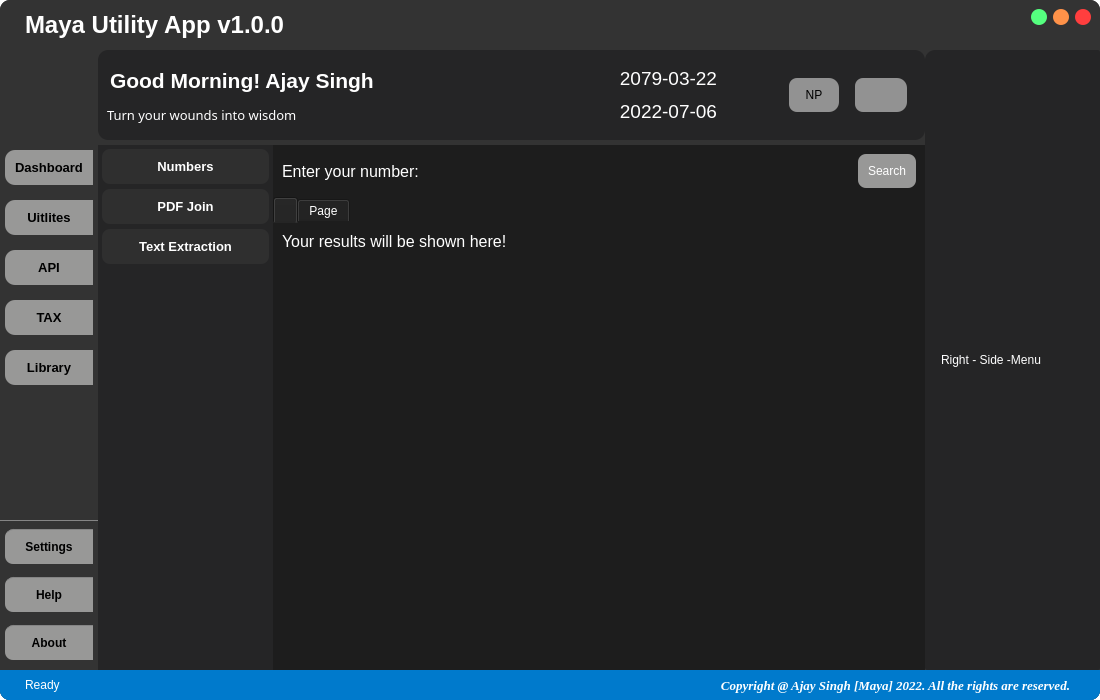
mentormaya/Maya-Utility-App, file assets/UI/Interface.ui: the form before one commit.
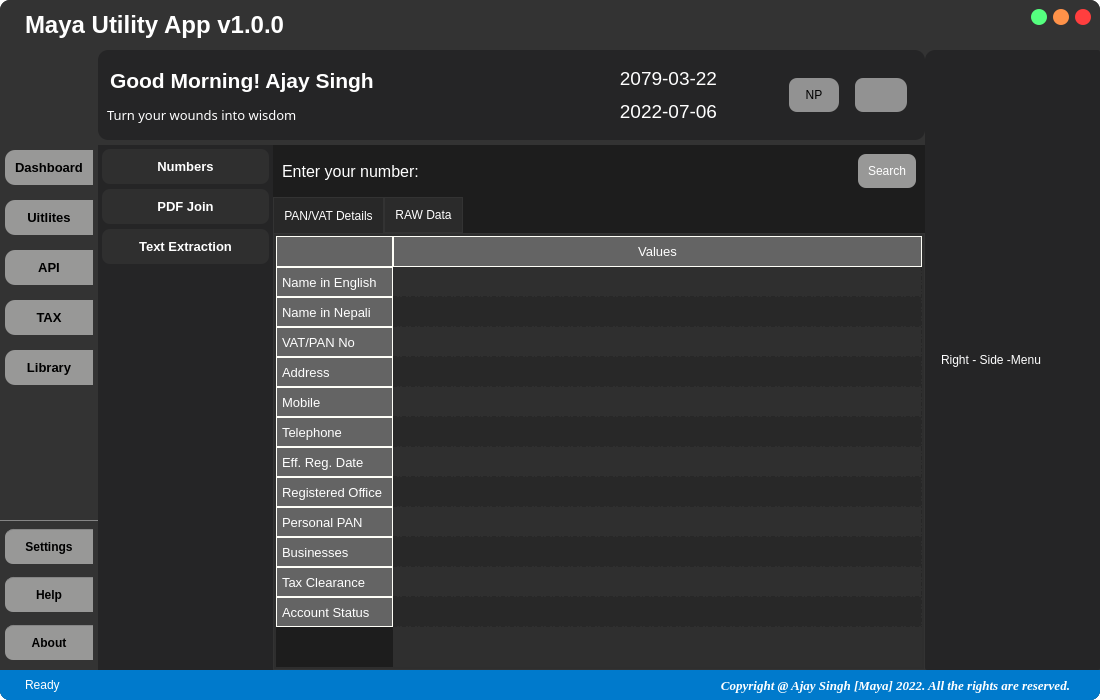
The form after the commit. Icons and pictures are not drawn.

```diff
--- a/assets/UI/Interface.ui
+++ b/assets/UI/Interface.ui
@@ -1546,12 +1546,37 @@
                  </item>
                  <item>
                   <widget class="QTabWidget" name="pan_output">
+                   <property name="cursor">
+                    <cursorShape>PointingHandCursor</cursorShape>
+                   </property>
+                   <property name="styleSheet">
+                    <string notr="true">QTabWidget::pane {
+    border: 1px solid rgb(51, 51, 51);
+  	padding: 2px;
+	background-color: rgba(51, 51, 51,200);
+} 
+
+QTabBar::tab {
+	background-color: rgba(47, 47, 47,200);
+ 	border: 1px solid rgb(51, 51, 51);
+	padding: 10px;
+} 
+
+QTabBar::tab:selected { 
+   background-color: rgba(47, 47, 47,150);
+  margin-bottom: -1px; 
+}
+
+QTabBar::tab:hover { 
+   background-color: rgba(47, 47, 47,150);
+}</string>
+                   </property>
                    <property name="currentIndex">
                     <number>0</number>
                    </property>
                    <widget class="QWidget" name="pan_table_output_page" native="true">
                     <attribute name="title">
-                     <string/>
+                     <string>PAN/VAT Details</string>
                     </attribute>
                     <layout class="QVBoxLayout" name="verticalLayout_27">
                      <property name="spacing">
@@ -1570,6 +1595,165 @@
                       <number>0</number>
                      </property>
                      <item>
+                      <widget class="QTableWidget" name="pan_table_output">
+                       <property name="sizePolicy">
+                        <sizepolicy hsizetype="Expanding" vsizetype="Expanding">
+                         <horstretch>0</horstretch>
+                         <verstretch>0</verstretch>
+                        </sizepolicy>
+                       </property>
+                       <property name="styleSheet">
+                        <string notr="true">QTableWidget{
+	background-color: rgb(47, 47, 47);
+	alternate-background-color: rgb(40, 40, 40);
+}
+
+QTableWidget QTableCornerButton::section {
+	background-color: #646464;
+    border-style: none;
+    border: 1px solid #fffff8;
+}
+
+QHeaderView::section {
+    background-color: #646464;
+    padding: 5px;
+    font-size: 10pt;
+    border-style: none;
+    border: 1px solid #fffff8;
+}
+
+QHeaderView::section:horizontal
+{
+    border-top: 1px solid #fffff8;
+}
+
+QHeaderView::section:vertical
+{
+    border-left: 1px solid #fffff8;
+}</string>
+                       </property>
+                       <property name="alternatingRowColors">
+                        <bool>true</bool>
+                       </property>
+                       <property name="showGrid">
+                        <bool>true</bool>
+                       </property>
+                       <property name="gridStyle">
+                        <enum>Qt::DashDotLine</enum>
+                       </property>
+                       <property name="sortingEnabled">
+                        <bool>false</bool>
+                       </property>
+                       <attribute name="horizontalHeaderVisible">
+                        <bool>true</bool>
+                       </attribute>
+                       <attribute name="horizontalHeaderCascadingSectionResizes">
+                        <bool>false</bool>
+                       </attribute>
+                       <attribute name="horizontalHeaderMinimumSectionSize">
+                        <number>50</number>
+                       </attribute>
+                       <attribute name="horizontalHeaderDefaultSectionSize">
+                        <number>100</number>
+                       </attribute>
+                       <attribute name="horizontalHeaderStretchLastSection">
+                        <bool>true</bool>
+                       </attribute>
+                       <row>
+                        <property name="text">
+                         <string>Name in English</string>
+                        </property>
+                       </row>
+                       <row>
+                        <property name="text">
+                         <string>Name in Nepali</string>
+                        </property>
+                       </row>
+                       <row>
+                        <property name="text">
+                         <string>VAT/PAN No</string>
+                        </property>
+                       </row>
+                       <row>
+                        <property name="text">
+                         <string>Address</string>
+                        </property>
+                       </row>
+                       <row>
+                        <property name="text">
+                         <string>Mobile</string>
+                        </property>
+                       </row>
+                       <row>
+                        <property name="text">
+                         <string>Telephone</string>
+                        </property>
+                       </row>
+                       <row>
+                        <property name="text">
+                         <string>Eff. Reg. Date</string>
+                        </property>
+                       </row>
+                       <row>
+                        <property name="text">
+                         <string>Registered Office</string>
+                        </property>
+                       </row>
+                       <row>
+                        <property name="text">
+                         <string>Personal PAN</string>
+                        </property>
+                       </row>
+                       <row>
+                        <property name="text">
+                         <string>Businesses</string>
+                        </property>
+                       </row>
+                       <row>
+                        <property name="text">
+                         <string>Tax Clearance</string>
+                        </property>
+                       </row>
+                       <row>
+                        <property name="text">
+                         <string>Account Status</string>
+                        </property>
+                       </row>
+                       <column>
+                        <property name="text">
+                         <string>Values</string>
+                        </property>
+                       </column>
+                       <item row="0" column="0">
+                        <property name="text">
+                         <string/>
+                        </property>
+                       </item>
+                      </widget>
+                     </item>
+                    </layout>
+                   </widget>
+                   <widget class="QWidget" name="raw_pan_out_page">
+                    <attribute name="title">
+                     <string>RAW Data</string>
+                    </attribute>
+                    <layout class="QVBoxLayout" name="verticalLayout_29">
+                     <property name="spacing">
+                      <number>5</number>
+                     </property>
+                     <property name="leftMargin">
+                      <number>5</number>
+                     </property>
+                     <property name="topMargin">
+                      <number>5</number>
+                     </property>
+                     <property name="rightMargin">
+                      <number>5</number>
+                     </property>
+                     <property name="bottomMargin">
+                      <number>5</number>
+                     </property>
+                     <item>
                       <widget class="QScrollArea" name="raw_output_container">
                        <property name="widgetResizable">
                         <bool>true</bool>
@@ -1579,11 +1763,26 @@
                          <rect>
                           <x>0</x>
                           <y>0</y>
-                          <width>630</width>
-                          <height>222</height>
+                          <width>616</width>
+                          <height>420</height>
                          </rect>
                         </property>
-                        <layout class="QVBoxLayout" name="verticalLayout_21">
+                        <layout class="QVBoxLayout" name="verticalLayout_28">
+                         <property name="spacing">
+                          <number>5</number>
+                         </property>
+                         <property name="leftMargin">
+                          <number>5</number>
+                         </property>
+                         <property name="topMargin">
+                          <number>5</number>
+                         </property>
+                         <property name="rightMargin">
+                          <number>5</number>
+                         </property>
+                         <property name="bottomMargin">
+                          <number>5</number>
+                         </property>
                          <item alignment="Qt::AlignTop">
                           <widget class="QLabel" name="raw_pan_output">
                            <property name="font">
@@ -1592,7 +1791,7 @@
                             </font>
                            </property>
                            <property name="text">
-                            <string>Your results will be shown here!</string>
+                            <string>Details will be shown Here!</string>
                            </property>
                           </widget>
                          </item>
@@ -1600,16 +1799,8 @@
                        </widget>
                       </widget>
                      </item>
-                     <item>
-                      <widget class="QTableWidget" name="pan_table_output"/>
-                     </item>
                     </layout>
                    </widget>
-                   <widget class="QWidget" name="raw_pan_out_page">
-                    <attribute name="title">
-                     <string>Page</string>
-                    </attribute>
-                   </widget>
                   </widget>
                  </item>
                 </layout>
```
Left out of the diff: 2 changed lines with no effect on the pictures.
